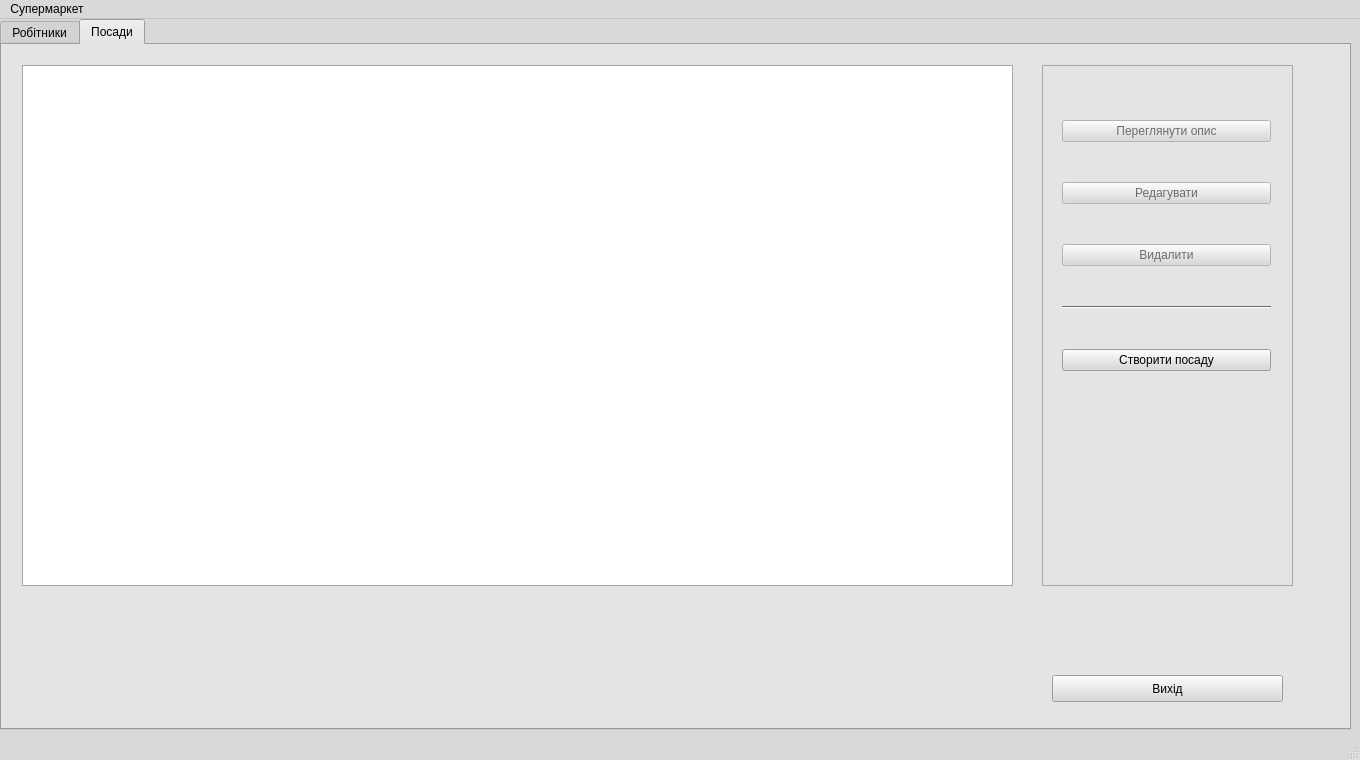
Above: hr_department.ui from landrew31/db_course_work before the change. Below: the same form after it.
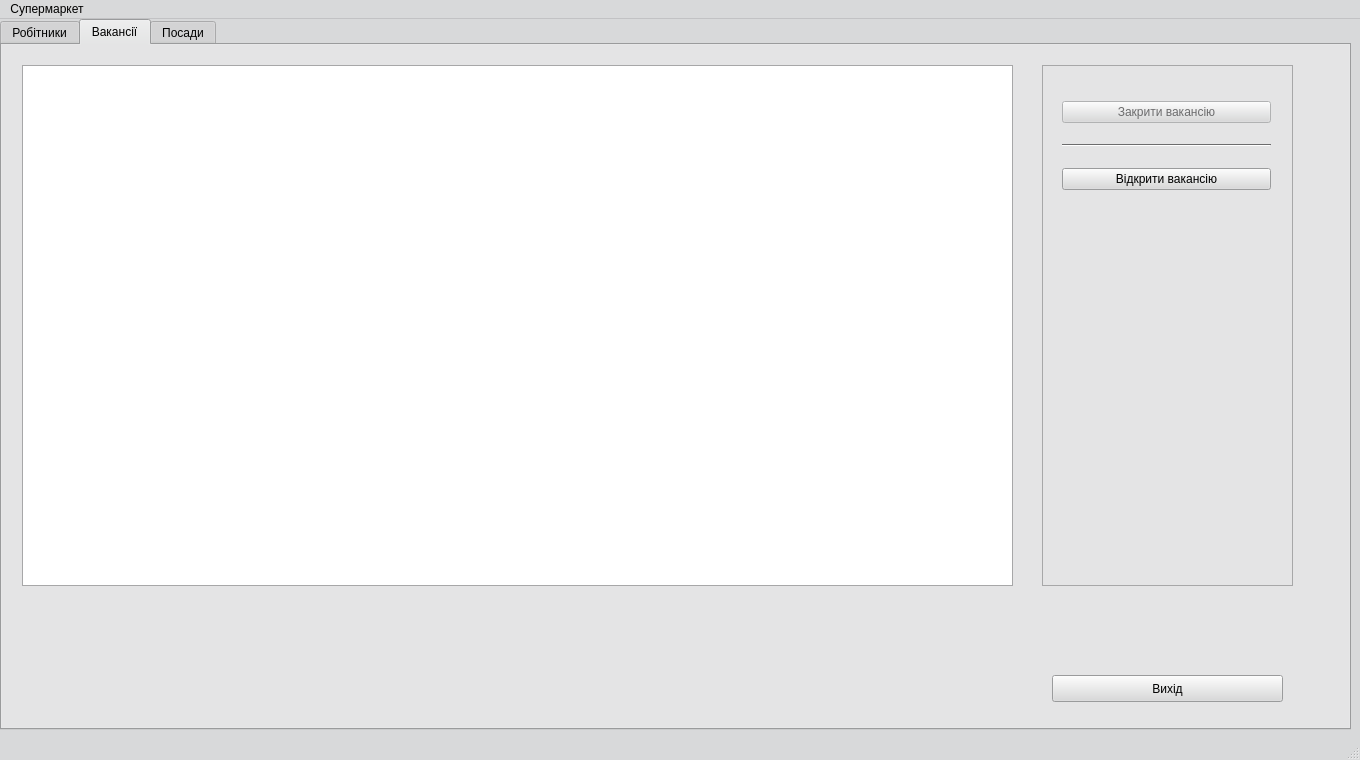
That is the form after the change.

Commit message: vacancies tab added

```diff
--- a/hr_department.ui
+++ b/hr_department.ui
@@ -742,6 +742,95 @@
       </widget>
      </widget>
     </widget>
+    <widget class="QWidget" name="tab_vacancies">
+     <attribute name="title">
+      <string>Вакансії</string>
+     </attribute>
+     <widget class="QTableView" name="table_vacancies">
+      <property name="geometry">
+       <rect>
+        <x>20</x>
+        <y>20</y>
+        <width>991</width>
+        <height>521</height>
+       </rect>
+      </property>
+     </widget>
+     <widget class="QPushButton" name="button_closeWindow_3">
+      <property name="geometry">
+       <rect>
+        <x>1050</x>
+        <y>630</y>
+        <width>231</width>
+        <height>27</height>
+       </rect>
+      </property>
+      <property name="cursor">
+       <cursorShape>PointingHandCursor</cursorShape>
+      </property>
+      <property name="text">
+       <string>Вихід</string>
+      </property>
+     </widget>
+     <widget class="QFrame" name="frame_actions_4">
+      <property name="geometry">
+       <rect>
+        <x>1040</x>
+        <y>20</y>
+        <width>251</width>
+        <height>521</height>
+       </rect>
+      </property>
+      <property name="frameShape">
+       <enum>QFrame::StyledPanel</enum>
+      </property>
+      <property name="frameShadow">
+       <enum>QFrame::Raised</enum>
+      </property>
+      <widget class="QWidget" name="gridLayoutWidget_4">
+       <property name="geometry">
+        <rect>
+         <x>9</x>
+         <y>10</y>
+         <width>231</width>
+         <height>141</height>
+        </rect>
+       </property>
+       <layout class="QGridLayout" name="gridLayout_4">
+        <item row="3" column="0">
+         <widget class="QPushButton" name="button_openVacancy">
+          <property name="cursor">
+           <cursorShape>PointingHandCursor</cursorShape>
+          </property>
+          <property name="text">
+           <string>Відкрити вакансію</string>
+          </property>
+         </widget>
+        </item>
+        <item row="0" column="0">
+         <widget class="QPushButton" name="button_closeVacancy">
+          <property name="enabled">
+           <bool>false</bool>
+          </property>
+          <property name="cursor">
+           <cursorShape>PointingHandCursor</cursorShape>
+          </property>
+          <property name="text">
+           <string>Закрити вакансію</string>
+          </property>
+         </widget>
+        </item>
+        <item row="2" column="0">
+         <widget class="Line" name="line_4">
+          <property name="orientation">
+           <enum>Qt::Horizontal</enum>
+          </property>
+         </widget>
+        </item>
+       </layout>
+      </widget>
+     </widget>
+    </widget>
     <widget class="QWidget" name="tab_positions">
      <attribute name="title">
       <string>Посади</string>
@@ -777,7 +866,7 @@
          <x>9</x>
          <y>10</y>
          <width>231</width>
-         <height>341</height>
+         <height>241</height>
         </rect>
        </property>
        <layout class="QGridLayout" name="gridLayout_3">
```
The commit also changes 5 other files.
